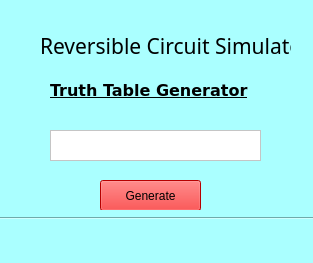
This is guitt.ui in joinalahmed/ttgen as Qt 5 draws it before an edit. The edited form follows.
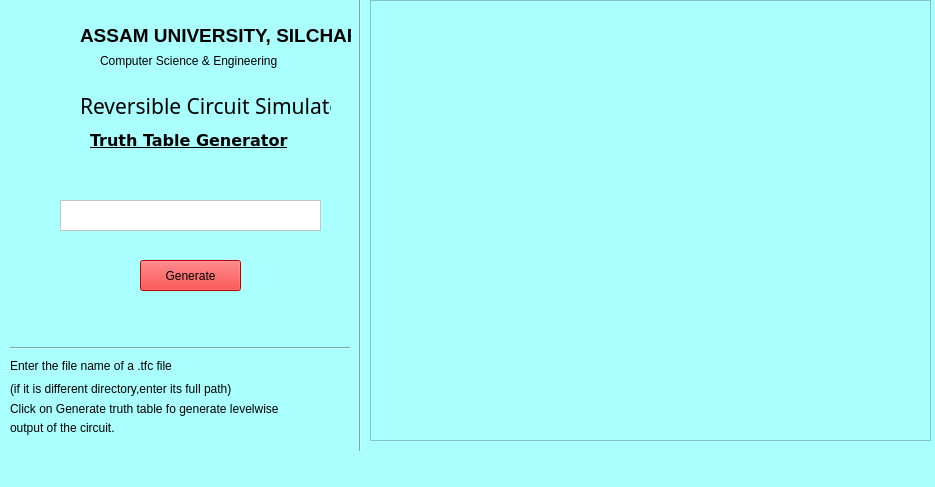
This is the edited form. Icons and pictures are not drawn.

Commit message: levelwise correct output, with proper look

The edit to the form file:
```diff
--- a/guitt.ui
+++ b/guitt.ui
@@ -6,22 +6,24 @@
    <rect>
     <x>0</x>
     <y>0</y>
-    <width>313</width>
-    <height>263</height>
+    <width>935</width>
+    <height>487</height>
    </rect>
   </property>
   <property name="windowTitle">
    <string>MainWindow</string>
   </property>
   <property name="styleSheet">
-   <string notr="true">background-color: rgb(170, 255, 255);</string>
+   <string notr="true">background-color: rgb(170, 255, 255);
+border-color: rgb(0, 0, 0);
+border-bottom-color: rgb(0, 0, 0);</string>
   </property>
   <widget class="QWidget" name="centralwidget">
    <widget class="QLabel" name="label">
     <property name="geometry">
      <rect>
-      <x>50</x>
-      <y>50</y>
+      <x>90</x>
+      <y>100</y>
       <width>241</width>
       <height>81</height>
      </rect>
@@ -42,8 +44,8 @@
    <widget class="QLabel" name="label_2">
     <property name="geometry">
      <rect>
-      <x>40</x>
-      <y>20</y>
+      <x>80</x>
+      <y>80</y>
       <width>251</width>
       <height>51</height>
      </rect>
@@ -64,8 +66,8 @@
    <widget class="QPushButton" name="run">
     <property name="geometry">
      <rect>
-      <x>100</x>
-      <y>180</y>
+      <x>140</x>
+      <y>260</y>
       <width>101</width>
       <height>31</height>
      </rect>
@@ -80,9 +82,9 @@
    <widget class="Line" name="line">
     <property name="geometry">
      <rect>
-      <x>-10</x>
-      <y>210</y>
-      <width>341</width>
+      <x>10</x>
+      <y>340</y>
+      <width>351</width>
       <height>16</height>
      </rect>
     </property>
@@ -93,9 +95,9 @@
    <widget class="QTextEdit" name="filename">
     <property name="geometry">
      <rect>
-      <x>50</x>
-      <y>130</y>
-      <width>211</width>
+      <x>60</x>
+      <y>200</y>
+      <width>261</width>
       <height>31</height>
      </rect>
     </property>
@@ -104,6 +106,135 @@
 background-color: rgb(255, 255, 255);</string>
     </property>
    </widget>
+   <widget class="Line" name="line_2">
+    <property name="geometry">
+     <rect>
+      <x>350</x>
+      <y>-20</y>
+      <width>20</width>
+      <height>471</height>
+     </rect>
+    </property>
+    <property name="orientation">
+     <enum>Qt::Vertical</enum>
+    </property>
+   </widget>
+   <widget class="QLabel" name="label_3">
+    <property name="geometry">
+     <rect>
+      <x>10</x>
+      <y>350</y>
+      <width>341</width>
+      <height>31</height>
+     </rect>
+    </property>
+    <property name="text">
+     <string>Enter the file name of a .tfc file </string>
+    </property>
+   </widget>
+   <widget class="QLabel" name="label_4">
+    <property name="geometry">
+     <rect>
+      <x>10</x>
+      <y>380</y>
+      <width>291</width>
+      <height>17</height>
+     </rect>
+    </property>
+    <property name="text">
+     <string>(if it is different directory,enter its full path)</string>
+    </property>
+   </widget>
+   <widget class="QLabel" name="label_5">
+    <property name="geometry">
+     <rect>
+      <x>10</x>
+      <y>400</y>
+      <width>341</width>
+      <height>17</height>
+     </rect>
+    </property>
+    <property name="text">
+     <string>Click on Generate truth table fo generate levelwise</string>
+    </property>
+   </widget>
+   <widget class="QLabel" name="label_6">
+    <property name="geometry">
+     <rect>
+      <x>10</x>
+      <y>420</y>
+      <width>161</width>
+      <height>16</height>
+     </rect>
+    </property>
+    <property name="text">
+     <string>output of the circuit.</string>
+    </property>
+   </widget>
+   <widget class="QLabel" name="label_7">
+    <property name="geometry">
+     <rect>
+      <x>10</x>
+      <y>10</y>
+      <width>61</width>
+      <height>81</height>
+     </rect>
+    </property>
+    <property name="text">
+     <string/>
+    </property>
+    <property name="pixmap">
+     <pixmap>../../Downloads/oie_9pRVZObquCEJ.png</pixmap>
+    </property>
+   </widget>
+   <widget class="QLabel" name="label_8">
+    <property name="geometry">
+     <rect>
+      <x>80</x>
+      <y>20</y>
+      <width>271</width>
+      <height>31</height>
+     </rect>
+    </property>
+    <property name="font">
+     <font>
+      <pointsize>14</pointsize>
+      <weight>75</weight>
+      <bold>true</bold>
+     </font>
+    </property>
+    <property name="text">
+     <string>ASSAM UNIVERSITY, SILCHAR</string>
+    </property>
+   </widget>
+   <widget class="QLabel" name="label_9">
+    <property name="geometry">
+     <rect>
+      <x>100</x>
+      <y>50</y>
+      <width>241</width>
+      <height>21</height>
+     </rect>
+    </property>
+    <property name="text">
+     <string>Computer Science &amp; Engineering</string>
+    </property>
+   </widget>
+   <widget class="QTextBrowser" name="textBrowser">
+    <property name="geometry">
+     <rect>
+      <x>370</x>
+      <y>0</y>
+      <width>561</width>
+      <height>441</height>
+     </rect>
+    </property>
+    <property name="source">
+     <url>
+      <string>file:///home/joy/Desktop/test/correct_output.txt</string>
+     </url>
+    </property>
+   </widget>
   </widget>
   <widget class="QMenuBar" name="menubar">
    <property name="geometry">
```
Left out of the diff: 2 changed lines with no effect on the pictures. The commit also changes 7 other files.
